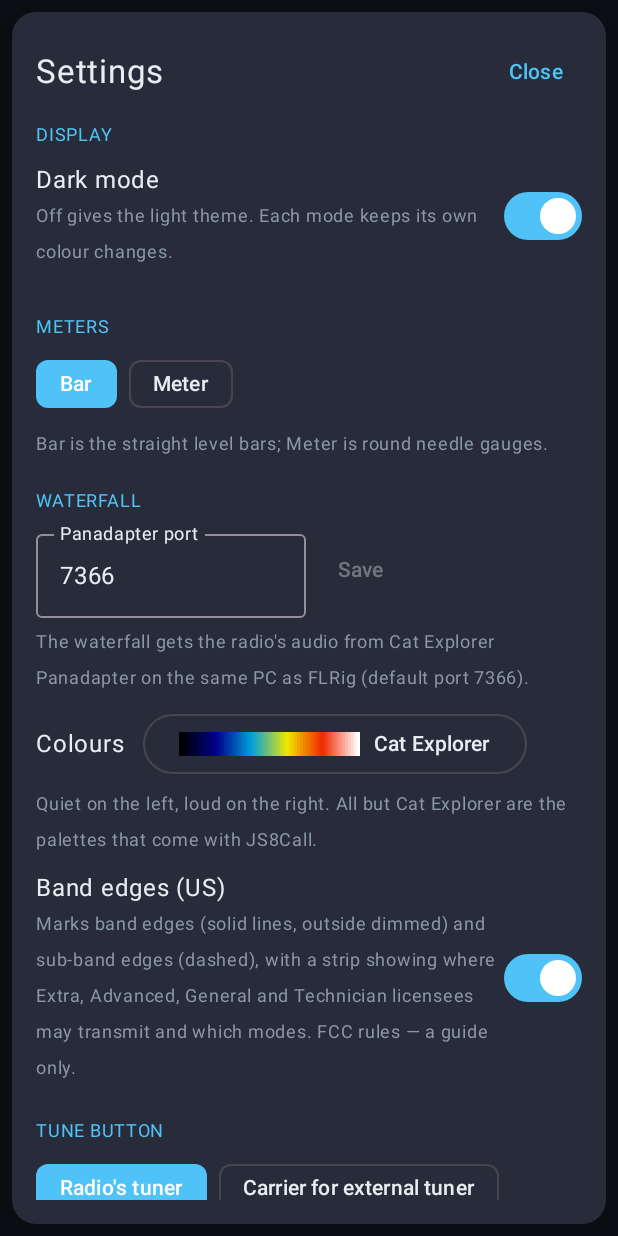
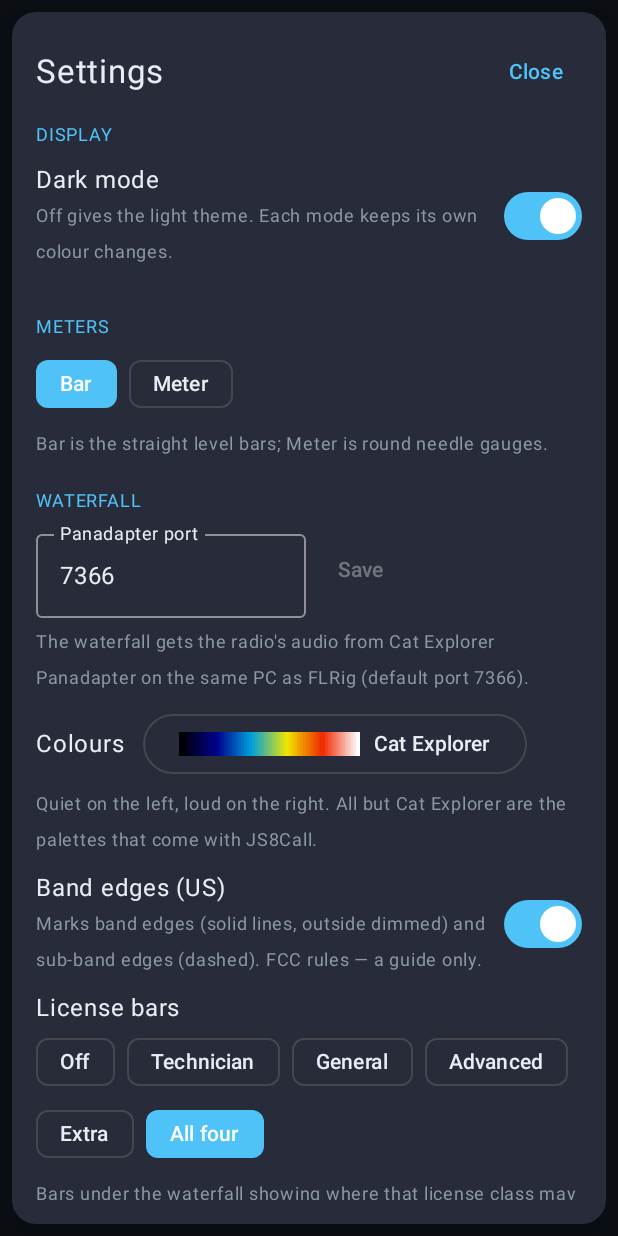
Before and after one commit to Dkane00/Cat-Explorer, an Android app built with Jetpack Compose: the screen it shows after launch (MainActivity), after a tap on "Settings", on a phone screen of 412 x 824 dp. Run offline under Robolectric (Android 15) with nearby library versions, the phone set to English and light mode, and no system bars; network calls fail; 2 other taps on this screen came first.

Commit message:
Waterfall: license bars along the bottom, with a setting to pick the class or turn them off
Co-Authored-By: Claude Opus 5.5 <noreply@anthropic.com>

```diff
--- a/app/src/main/java/net/kanenet/catexplorer/RigViewModel.kt
+++ b/app/src/main/java/net/kanenet/catexplorer/RigViewModel.kt
@@ -457,6 +457,11 @@ class RigViewModel(app: Application) : AndroidViewModel(app) {
     val bandEdges = _bandEdges.asStateFlow()
     fun setBandEdges(on: Boolean) { _bandEdges.value = on; prefs.edit().putBoolean("band_edges", on).apply() }
 
+    private val _licenseBars = MutableStateFlow(prefs.getString("license_bars", "all") ?: "all")
+    /** Which license class's privilege bars to show under the waterfall: "off", "all", or "T"/"G"/"A"/"E". */
+    val licenseBars = _licenseBars.asStateFlow()
+    fun setLicenseBars(v: String) { _licenseBars.value = v; prefs.edit().putString("license_bars", v).apply() }
+
     /** Spans the SDR view can show, in Hz. */
     val wideSpans = listOf(10_000, 20_000, 50_000, 100_000, 200_000)
     private val _wideSpan = MutableStateFlow(prefs.getInt("wide_span", 200_000).let { if (it in wideSpans) it else 200_000 })
--- a/app/src/main/java/net/kanenet/catexplorer/ui/SettingsScreen.kt
+++ b/app/src/main/java/net/kanenet/catexplorer/ui/SettingsScreen.kt
@@ -129,12 +129,25 @@ private fun SettingsList(vm: RigViewModel, theme: ThemeSettings, onClose: () ->
                 Column(Modifier.weight(1f)) {
                     Text("Band edges (US)")
                     Text(
-                        "Marks band edges (solid lines, outside dimmed) and sub-band edges (dashed), with a strip showing where " +
-                            "Extra, Advanced, General and Technician licensees may transmit and which modes. FCC rules — a guide only.",
+                        "Marks band edges (solid lines, outside dimmed) and sub-band edges (dashed). FCC rules — a guide only.",
                         fontSize = 12.sp, color = theme[ThemeColor.LABEL],
                     )
                 }
                 Switch(edges, { vm.setBandEdges(it) })
+            }
+            if (edges) {
+                val bars by vm.licenseBars.collectAsState()
+                Text("License bars", Modifier.padding(top = 4.dp))
+                @OptIn(ExperimentalLayoutApi::class)
+                FlowRow(horizontalArrangement = Arrangement.spacedBy(8.dp)) {
+                    net.kanenet.catexplorer.audio.BandPlan.barChoices.forEach { (v, label) ->
+                        FilterChip(bars == v, { vm.setLicenseBars(v) }, { Text(label) }, colors = selectedBlue())
+                    }
+                }
+                Text(
+                    "Bars under the waterfall showing where that license class may transmit, coloured by mode.",
+                    fontSize = 12.sp, color = theme[ThemeColor.LABEL], modifier = Modifier.padding(top = 4.dp),
+                )
             }
             Spacer(Modifier.height(8.dp))
             SectionTitle("Tune button")
```
Also changed, not shown: app/src/main/java/net/kanenet/catexplorer/audio/BandPlan.kt (+10 -0 lines), app/src/main/java/net/kanenet/catexplorer/ui/WaterfallPanel.kt (+31 -26 lines), 2 other files.
